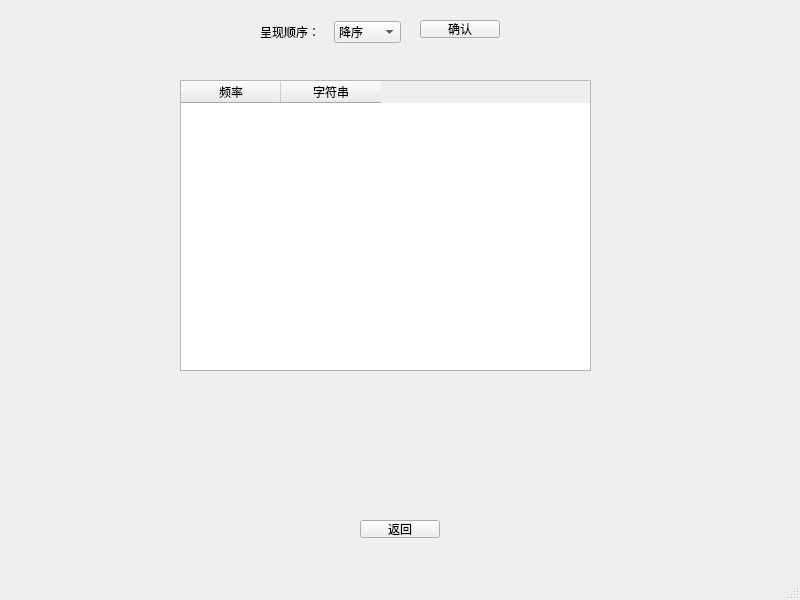
Qt form tablewindow.ui (lh2080028463/String-frequency-statistic) before a commit.
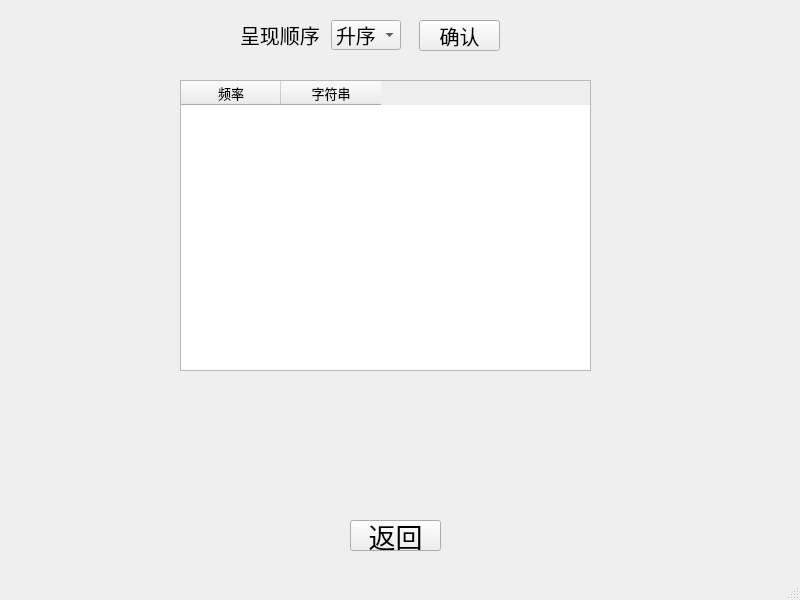
The same form after that commit.

```diff
--- a/tablewindow.ui
+++ b/tablewindow.ui
@@ -17,12 +17,18 @@
    <widget class="QPushButton" name="quitButton">
     <property name="geometry">
      <rect>
-      <x>360</x>
+      <x>350</x>
       <y>520</y>
-      <width>80</width>
-      <height>18</height>
+      <width>91</width>
+      <height>31</height>
      </rect>
     </property>
+    <property name="font">
+     <font>
+      <family>楷体</family>
+      <pointsize>20</pointsize>
+     </font>
+    </property>
     <property name="text">
      <string>返回</string>
     </property>
@@ -30,12 +36,18 @@
    <widget class="QPushButton" name="enterButton">
     <property name="geometry">
      <rect>
-      <x>420</x>
+      <x>419</x>
       <y>20</y>
-      <width>80</width>
-      <height>18</height>
+      <width>81</width>
+      <height>31</height>
      </rect>
     </property>
+    <property name="font">
+     <font>
+      <family>楷体</family>
+      <pointsize>15</pointsize>
+     </font>
+    </property>
     <property name="text">
      <string>确认</string>
     </property>
@@ -49,6 +61,12 @@
       <height>291</height>
      </rect>
     </property>
+    <property name="font">
+     <font>
+      <family>楷体</family>
+      <pointsize>10</pointsize>
+     </font>
+    </property>
     <column>
      <property name="text">
       <string>频率</string>
@@ -63,15 +81,21 @@
    <widget class="QWidget" name="layoutWidget">
     <property name="geometry">
      <rect>
-      <x>260</x>
+      <x>240</x>
       <y>20</y>
-      <width>141</width>
-      <height>24</height>
+      <width>161</width>
+      <height>30</height>
      </rect>
     </property>
     <layout class="QHBoxLayout" name="horizontalLayout">
      <item>
       <widget class="QLabel" name="label">
+       <property name="font">
+        <font>
+         <family>楷体</family>
+         <pointsize>15</pointsize>
+        </font>
+       </property>
        <property name="text">
         <string>呈现顺序：</string>
        </property>
@@ -79,9 +103,15 @@
      </item>
      <item>
       <widget class="QComboBox" name="combobox">
+       <property name="font">
+        <font>
+         <family>楷体</family>
+         <pointsize>15</pointsize>
+        </font>
+       </property>
        <item>
         <property name="text">
-         <string>降序</string>
+         <string>升序</string>
         </property>
        </item>
        <item>
```
Left out of the diff: 2 changed lines with no effect on the pictures.
